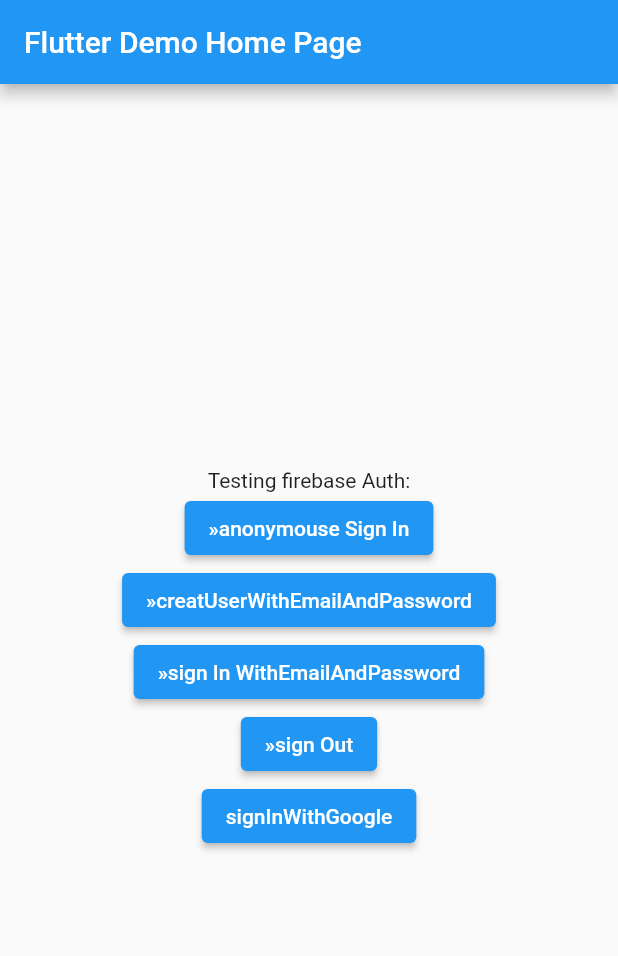
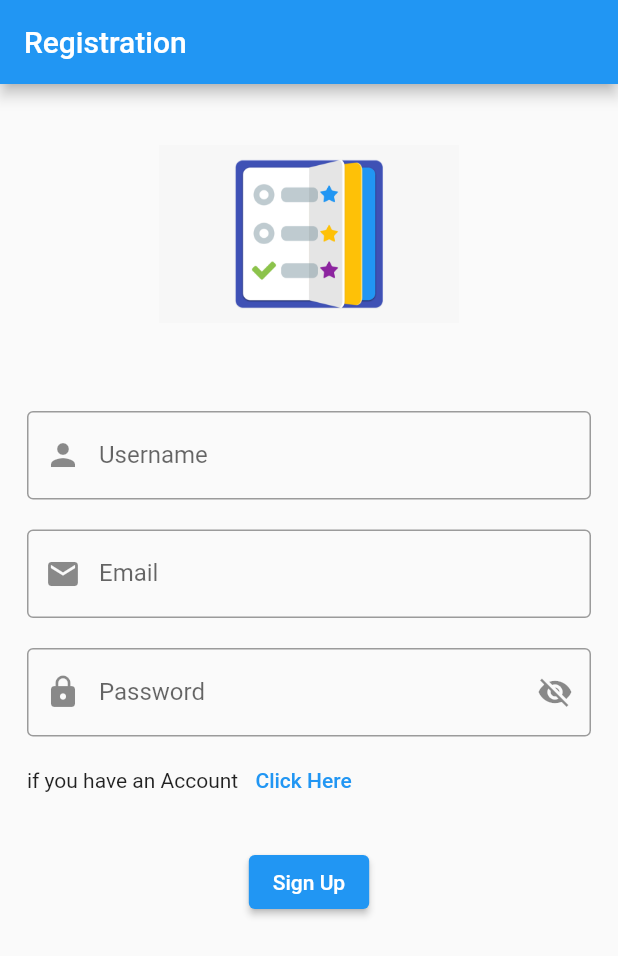
Before and after one commit to Mafarra/firebase_demo, a Flutter app: the screen it shows after launch, on a phone screen of 412 x 824 dp. Shown: the top 956 px of the screen. Run offline on Flutter 3.47's test engine with Material 2 defaults, Android fonts, the phone set to English and light mode, and no system bars; our stand-ins replace awesome_dialog, firebase_auth, firebase_core, get, google_sign_in; accounts and stored records are empty.

Commit message:
ToDo app login and password done

```diff
--- a/lib/main.dart
+++ b/lib/main.dart
@@ -1,10 +1,9 @@
 // ignore_for_file: avoid_print
 
+import 'package:firebase_demo/presentation/auth/regestration_screen.dart';
 import 'package:flutter/material.dart';
 import 'package:firebase_core/firebase_core.dart';
-import 'package:firebase_auth/firebase_auth.dart';
-
-import 'firebase_Service/firebase_auth.dart';
+import 'package:get/get.dart';
 
 void main() async {
   WidgetsFlutterBinding.ensureInitialized();
@@ -17,12 +16,12 @@ class MyApp extends StatelessWidget {
   // This widget is the root of your application.
   @override
   Widget build(BuildContext context) {
-    return MaterialApp(
+    return GetMaterialApp(
       title: 'Flutter Demo',
       theme: ThemeData(
         primarySwatch: Colors.blue,
       ),
-      home: const MyHomePage(title: 'Flutter Demo Home Page'),
+      home: const RegistrationScreen(),//MyHomePage(title: 'Flutter Demo Home Page'),
     );
   }
 }
@@ -37,14 +36,6 @@ class MyHomePage extends StatefulWidget {
 }
 
 class _MyHomePageState extends State<MyHomePage> {
-  UserCredential? userCredential;
-  FireBaseAuth fireBaseAuth = FireBaseAuth();
-  // Google Sign-in
-  final credential =
-      GoogleAuthProvider.credential(idToken: 'WIeN8kTCD1hIjwhrNo57VwQBYCg2)');
-  // Email and password sign-in
-  final emailPassCredential = EmailAuthProvider.credential(
-      email: "mam.farra2030@gmail.com", password: "123456789");
 
   @override
   Widget build(BuildContext context) {
@@ -52,41 +43,8 @@ class _MyHomePageState extends State<MyHomePage> {
       appBar: AppBar(
         title: Text(widget.title),
       ),
-      body: Center(
-        child: Column(
-            mainAxisAlignment: MainAxisAlignment.center,
-            children: <Widget>[
-              const Text(
-                'Testing firebase Auth:',
-              ),
-              // this Button for anonymous sign in
-              ElevatedButton(
-                  onPressed: () =>
-                      fireBaseAuth.anonymouseSignIn(userCredential),
-                  child: const Text("»anonymouse Sign In")),
-
-              ElevatedButton(
-                onPressed: () =>
-                    fireBaseAuth.creatUserWithEmailAndPassword(userCredential),
-                child: const Text("»creatUserWithEmailAndPassword"),
-              ),
-              ElevatedButton(
-                onPressed: () =>
-                    fireBaseAuth.signInWithEmailAndPassword(userCredential),
-                child: const Text("»sign In WithEmailAndPassword"),
-              ),
-              ElevatedButton(
-                onPressed: () => fireBaseAuth.signOut(),
-                child: const Text("»sign Out"),
-              ),
-              ElevatedButton(
-                onPressed: () async {
-                  UserCredential cred = await fireBaseAuth.signInWithGoogle();
-                  print(cred);
-                },
-                child: const Text("signInWithGoogle"),
-              ),
-            ]),
+      body: const Center(
+        child:  Text('Mamdouh Alfarra practice'),
       ),
     );
   }
--- /dev/null
+++ b/lib/presentation/auth/regestration_screen.dart
@@ -0,0 +1,153 @@
+// ignore_for_file: unused_field
+import 'package:firebase_auth/firebase_auth.dart';
+import 'package:firebase_demo/Utils/most_usage_functions.dart';
+import 'package:firebase_demo/firebase_Service/firebase_auth.dart';
+import 'package:firebase_demo/presentation/auth/login_screen.dart';
+import 'package:firebase_demo/presentation/widgets/custom_text_form_field.dart';
+import 'package:flutter/material.dart';
+import 'package:get/get.dart';
+
+class RegistrationScreen extends StatefulWidget {
+  const RegistrationScreen({Key? key}) : super(key: key);
+
+  @override
+  _RegistrationScreenState createState() => _RegistrationScreenState();
+}
+
+class _RegistrationScreenState extends State<RegistrationScreen> {
+  final _formKey = GlobalKey<FormState>();
+  String? _username;
+  String? _email;
+  String? _password;
+  bool _isObsecure = true;
+  FireBaseAuth fireBaseAuth = FireBaseAuth();
+  @override
+  Widget build(BuildContext context) {
+    return Scaffold(
+        appBar: AppBar(
+          title: const Text('Registration'),
+        ),
+        body: Column(
+          children: [
+            Image.asset(
+              'assets/todo_logo.png',
+              width: 200,
+              height: 200,
+            ),
+            registrationForm(),
+          ],
+        ));
+  }
+
+  Form registrationForm() {
+    return Form(
+      key: _formKey,
+      child: Padding(
+        padding: const EdgeInsets.symmetric(horizontal: 18.0, vertical: 18.0),
+        child: Column(
+          children: [
+            CustomTextFormField(
+              decoration: const InputDecoration(
+                prefixIcon: Icon(Icons.person),
+                hintText: "username",
+                border: OutlineInputBorder(borderSide: BorderSide(width: 1)),
+                labelText: 'Username',
+              ),
+              validator: (value) {
+                if (value!.isEmpty) {
+                  return 'Please enter a username';
+                }
+                return null;
+              },
+              onSaved: (value) => _username = value,
+            ),
+            const SizedBox(
+              height: 20,
+            ),
+            CustomTextFormField(
+              decoration: const InputDecoration(
+                labelText: 'Email',
+                prefixIcon: Icon(Icons.email),
+                hintText: "Email",
+                border: OutlineInputBorder(borderSide: BorderSide(width: 1)),
+              ),
+              validator: (value) {
+                if (value!.isEmpty) {
+                  return 'Please enter an email';
+                }
+                return null;
+              },
+              onSaved: (value) => _email = value,
+            ),
+            const SizedBox(
+              height: 20,
+            ),
+            CustomTextFormField(
+              decoration: InputDecoration(
+                labelText: 'Password',
+                prefixIcon: const Icon(Icons.lock),
+                suffixIcon: IconButton(
+                  icon: _isObsecure
+                      ? const Icon(Icons.visibility_off)
+                      : const Icon(
+                          Icons.visibility,
+                        ),
+                  onPressed: () {
+                    setState(() {
+                      _isObsecure = !_isObsecure;
+                    });
+                  },
+                ),
+                hintText: "Password",
+                border:
+                    const OutlineInputBorder(borderSide: BorderSide(width: 1)),
+              ),
+              obscureText: _isObsecure,
+              validator: (value) {
+                if (value!.isEmpty) {
+                  return 'Please enter a password';
+                }
+                return null;
+              },
+              onSaved: (value) => _password = value,
+            ),
+            const SizedBox(
+              height: 5,
+            ),
+            Row(
+              mainAxisAlignment: MainAxisAlignment.start,
+              // mainAxisSize: MainAxisSize.min,
+              children: [
+                const Text('if you have an Account'),
+                TextButton(
+                  onPressed: () {
+                    Get.to(const LoginScreen());
+                  },
+                  child: const Text(' Click Here'),
+                ),
+              ],
+            ),
+            const SizedBox(
+              height: 20,
+            ),
+            ElevatedButton(
+              onPressed: () async {
+                await signUp();
+              },
+              child: const Text('Sign Up'),
+            ),
+          ],
+        ),
+      ),
+    );
+  }
+
+  signUp() async {
+    var formdata = _formKey.currentState;
+    if (formdata!.validate()) {
+      formdata.save();
+      fireBaseAuth.creatUserWithEmailAndPassword(
+          email: _email, password: _password);
+    }
+  }
+}
--- /dev/null
+++ b/lib/presentation/widgets/custom_text_form_field.dart
@@ -0,0 +1,58 @@
+import 'package:flutter/material.dart';
+
+class CustomTextFormField extends StatelessWidget {
+  final String? labelText;
+  final Function? validator;
+  final Function? onSaved;
+  final bool? obscureText;
+  final TextInputType? keyboardType;
+  final TextInputAction? textInputAction;
+  final FocusNode? focusNode;
+  final FocusNode? nextFocusNode;
+  final InputDecoration? decoration;
+
+  const CustomTextFormField({
+    Key? key,
+    this.labelText,
+    this.validator,
+    this.onSaved,
+    this.obscureText = false,
+    this.keyboardType,
+    this.textInputAction,
+    this.focusNode,
+    this.nextFocusNode,
+    this.decoration
+  }) : super(key: key);
+
+  @override
+  Widget build(BuildContext context) {
+    return TextFormField(
+      decoration: decoration ?? InputDecoration(
+        labelText: labelText,
+        contentPadding: const EdgeInsets.symmetric(vertical: 10, horizontal: 20),
+        border: const OutlineInputBorder(
+          borderRadius: BorderRadius.all(Radius.circular(32)),
+        ),
+        enabledBorder: const OutlineInputBorder(
+          borderSide: BorderSide(color: Colors.lightBlueAccent, width: 1),
+          borderRadius: BorderRadius.all(Radius.circular(32)),
+        ),
+        focusedBorder: const OutlineInputBorder(
+          borderSide: BorderSide(color: Colors.lightBlueAccent, width: 2),
+          borderRadius: BorderRadius.all(Radius.circular(32)),
+        ),
+      ),
+      obscureText: obscureText!,
+      validator: ((value) => validator!(value)),
+      onSaved: ((value) => onSaved!(value)),
+      keyboardType: keyboardType,
+      textInputAction: textInputAction,
+      focusNode: focusNode,
+      onFieldSubmitted: (value) {
+        if (nextFocusNode != null) {
+          FocusScope.of(context).requestFocus(nextFocusNode);
+        }
+      },
+    );
+  }
+}
--- a/pubspec.yaml
+++ b/pubspec.yaml
@@ -27,10 +27,12 @@ environment:
 # the latest version available on pub.dev. To see which dependencies have newer
 # versions available, run `flutter pub outdated`.
 dependencies:
+  awesome_dialog: ^3.0.2
   cupertino_icons: ^1.0.2
   firebase_auth: ^3.4.2
   flutter:
     sdk: flutter
+  get: ^4.6.5
   google_sign_in: ^5.4.2
 
 dev_dependencies:
@@ -56,8 +58,8 @@ flutter:
   # the material Icons class.
   uses-material-design: true
   # To add assets to your application, add an assets section, like this:
-  # assets:
-  #   - images/a_dot_burr.jpeg
+  assets:
+    - assets/
   #   - images/a_dot_ham.jpeg
   # An image asset can refer to one or more resolution-specific "variants", see
   # https://flutter.dev/assets-and-images/#resolution-aware.
```
Also changed, not shown: lib/Utils/most_usage_functions.dart (added, +66 -0 lines), lib/firebase_Service/firebase_auth.dart (+34 -14 lines), lib/practice_firebase_learn.dart/auth_methods_column.dart (added, +54 -0 lines), lib/presentation/auth/login_screen.dart (added, +110 -0 lines), assets/todo_logo.png (added), pubspec.lock, 2 other files.
